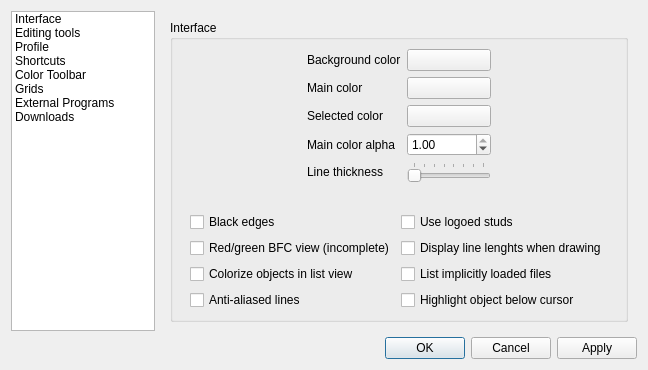
Symbian9/ldforge, file ui/config.ui: the form before one commit.
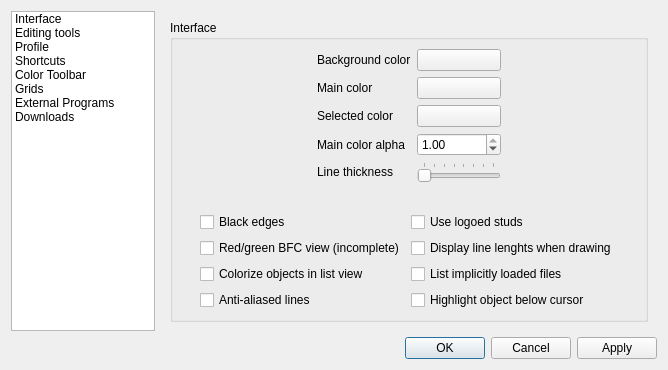
The form after the commit. Icons and pictures are not drawn.

The edit to the form file:
```diff
--- a/ui/config.ui
+++ b/ui/config.ui
@@ -6,7 +6,7 @@
    <rect>
     <x>0</x>
     <y>0</y>
-    <width>648</width>
+    <width>668</width>
     <height>370</height>
    </rect>
   </property>
```
Left out of the diff: 8 changed lines with no effect on the pictures.
